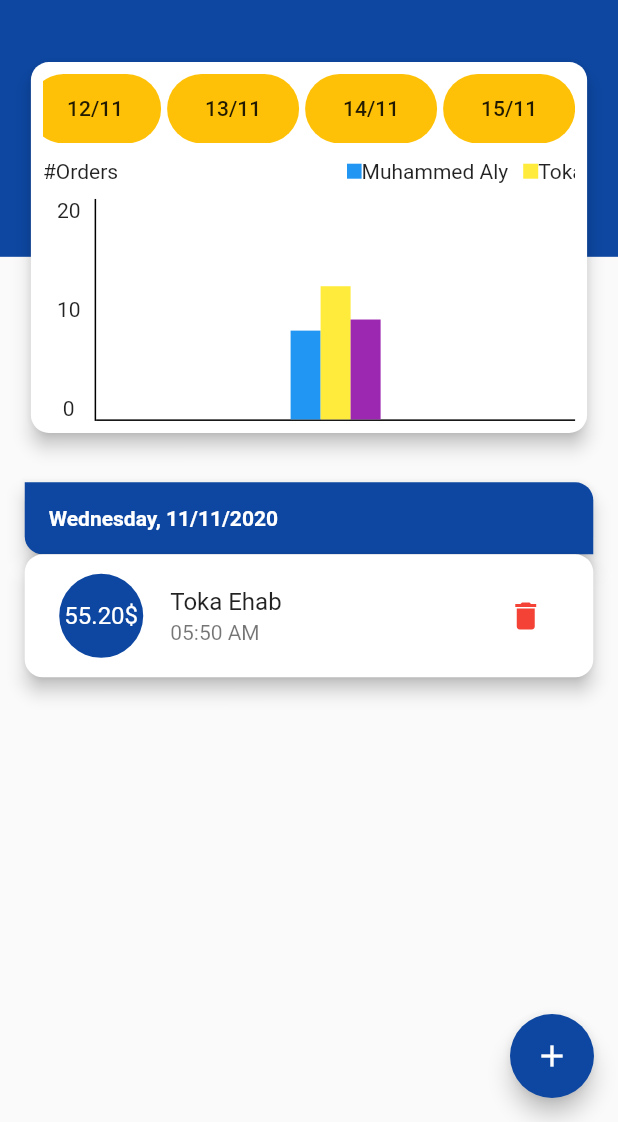
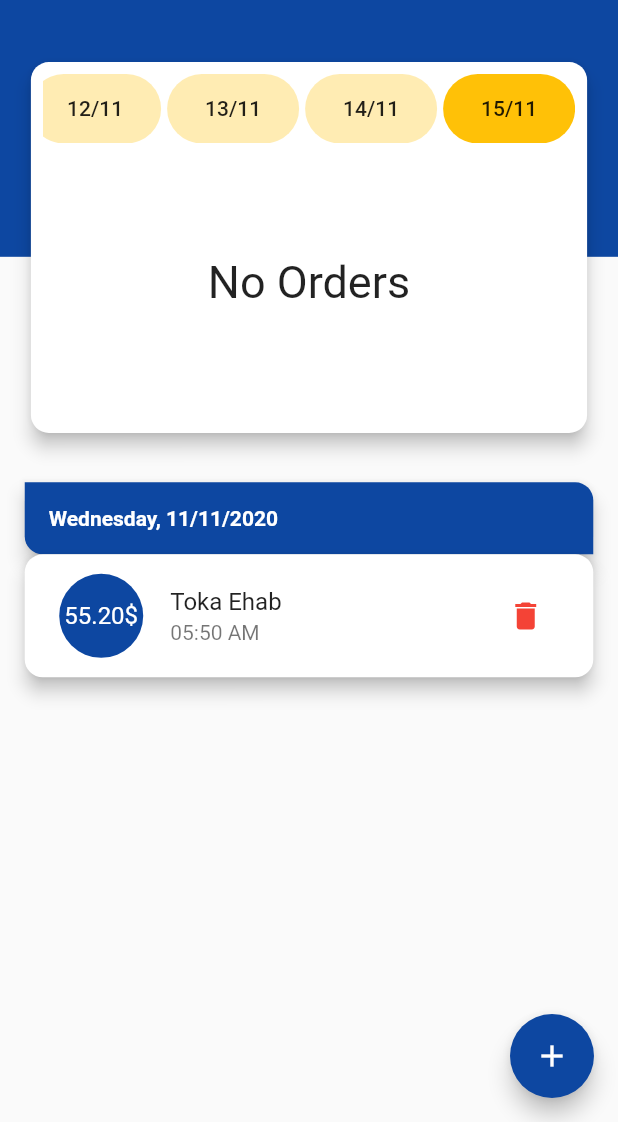
Before and after one commit to maherkhalil07/delivery-manager, a Flutter app: the screen it shows after launch, on a phone screen of 412 x 824 dp, the part 114-1236 px from its top. Run offline on Flutter 3.47's test engine with Material 2 defaults, Android fonts, the phone set to English and light mode, and no system bars; drawn by our look-alikes of sticky_headers.

```diff
--- a/lib/screens/home_screen.dart
+++ b/lib/screens/home_screen.dart
@@ -24,7 +24,8 @@ class _HomeScreenState extends State<HomeScreen> {
   ScrollController scrollController;
   bool showUpButton = false;
   List<String> deliveryMen = ['Muhamed Aly', 'Toka Ehab', 'Ahmed Ali'];
-
+  DateTime selectedDate;
+  SplayTreeSet<Order> selectedOrders;
   int compareTwoOrders(Order a, Order b) {
     return -a.orderDate.compareTo(b.orderDate);
   }
@@ -80,12 +81,32 @@ class _HomeScreenState extends State<HomeScreen> {
       }
       orders[key]['list'].add(element);
     });
+
+    selectedDate = DateTime.now();
+    String key = DateFormat('yyyyMMdd').format(selectedDate);
+    if (orders.containsKey(key)) {
+      selectedOrders = orders[key]['list'];
+    } else {
+      selectedOrders = null;
+    }
   }
 
   @override
   void dispose() {
     scrollController.dispose();
     super.dispose();
+  }
+
+  void changeDate(DateTime date) {
+    setState(() {
+      selectedDate = date;
+      String key = DateFormat('yyyyMMdd').format(selectedDate);
+      if (orders.containsKey(key)) {
+        selectedOrders = orders[key]['list'];
+      }else {
+      selectedOrders = null;
+    }
+    });
   }
 
   @override
@@ -100,7 +121,7 @@ class _HomeScreenState extends State<HomeScreen> {
               child: Column(
                 children: [
                   HomeScreenTitle(),
-                  Chart(),
+                  Chart(selectedDate, changeDate, selectedOrders),
                   Expanded(
                     child: NotificationListener<ScrollUpdateNotification>(
                       onNotification: (notification) {
--- a/lib/widgets/chart.dart
+++ b/lib/widgets/chart.dart
@@ -1,16 +1,44 @@
+import 'dart:collection';
+
+import 'package:delivery_manager/models/order.dart';
 import 'package:delivery_manager/widgets/chart_bar.dart';
 import 'package:delivery_manager/widgets/hero_item.dart';
 import 'package:flutter/material.dart';
 import 'package:flutter/rendering.dart';
 import 'package:intl/intl.dart';
 
-class Chart extends StatelessWidget {
+class Chart extends StatefulWidget {
+  final DateTime selectedDate;
+  final Function changeDate;
+  final SplayTreeSet<Order> selectedOrders;
+  Chart(this.selectedDate, this.changeDate, this.selectedOrders);
+
+  @override
+  _ChartState createState() => _ChartState();
+}
+
+class _ChartState extends State<Chart> {
+  Map<String, int> count;
   double calculateHeight(int numberOfOrders, BoxConstraints constraints) {
     return numberOfOrders * constraints.maxHeight / 20;
   }
 
+  void filterOrders() {
+    count = Map<String, int>();
+    if (widget.selectedOrders != null) {
+      widget.selectedOrders.forEach((element) {
+        if (count.containsKey(element.deliveryMan)) {
+          count[element.deliveryMan]++;
+        } else {
+          count[element.deliveryMan] = 1;
+        }
+      });
+    }
+  }
+
   @override
   Widget build(BuildContext context) {
+    filterOrders();
     return Card(
       shape: RoundedRectangleBorder(borderRadius: BorderRadius.circular(12)),
       elevation: 5,
@@ -34,14 +62,18 @@ class Chart extends StatelessWidget {
                   DateTime date =
                       DateTime.now().subtract(Duration(days: index));
                   String text = DateFormat('dd/MM').format(date);
+                  bool isSelected =
+                      text == DateFormat('dd/MM').format(widget.selectedDate);
                   return Container(
                     margin: EdgeInsets.only(
                         left: index == 6 ? 0 : 2, right: index == 0 ? 0 : 2),
                     child: FlatButton(
                       shape: StadiumBorder(),
-                        color: Colors.amber,
+                      color: isSelected ? Colors.amber : Colors.amber[100],
                       child: Text(text),
-                        onPressed: () {},
+                      onPressed: () {
+                        widget.changeDate(date);
+                      },
                     ),
                   );
                 },
@@ -49,7 +81,8 @@ class Chart extends StatelessWidget {
             ),
             Expanded(
               flex: 8,
-                  child: Column(
+              child: count.length != 0
+                  ? Column(
                       children: [
                         Expanded(
                           flex: 2,
@@ -90,7 +123,8 @@ class Chart extends StatelessWidget {
                                     decoration: BoxDecoration(
                                         border: Border(
                                             right: BorderSide(
-                                              width: 1, color: Colors.black))),
+                                                width: 1,
+                                                color: Colors.black))),
                                     child: Column(
                                       mainAxisAlignment:
                                           MainAxisAlignment.spaceBetween,
@@ -107,14 +141,42 @@ class Chart extends StatelessWidget {
                                     decoration: BoxDecoration(
                                         border: Border(
                                             bottom: BorderSide(
-                                              width: 1, color: Colors.black))),
+                                                width: 1,
+                                                color: Colors.black))),
                                     child: Row(
-                                    mainAxisAlignment: MainAxisAlignment.center,
-                                    crossAxisAlignment: CrossAxisAlignment.end,
+                                      mainAxisAlignment:
+                                          MainAxisAlignment.center,
+                                      crossAxisAlignment:
+                                          CrossAxisAlignment.end,
                                       children: [
-                                      ChartBar(Colors.blue, calculateHeight(8, constraints)),
-                                      ChartBar(Colors.yellow, calculateHeight(12, constraints)),
-                                      ChartBar(Colors.purple, calculateHeight(9, constraints)),
+                                        if (count.containsKey('Muhamed Aly'))
+                                          ChartBar(
+                                            color: Colors.blue,
+                                            height: calculateHeight(
+                                                count['Muhamed Aly'],
+                                                constraints),
+                                            name: 'Muhamed Aly',
+                                            numberOfOrders:
+                                                count['Muhamed Aly'],
+                                          ),
+                                        if (count.containsKey('Toka Ehab'))
+                                          ChartBar(
+                                            color: Colors.yellow,
+                                            height: calculateHeight(
+                                                count['Toka Ehab'],
+                                                constraints),
+                                            name: 'Toka Ehab',
+                                            numberOfOrders: count['Toka Ehab'],
+                                          ),
+                                        if (count.containsKey('Ahmed Aly'))
+                                          ChartBar(
+                                            color: Colors.purple,
+                                            height: calculateHeight(
+                                                count['Ahmed Aly'],
+                                                constraints),
+                                            name: 'Ahmed Aly',
+                                            numberOfOrders: count['Ahmed Aly'],
+                                          ),
                                       ],
                                     ),
                                   ),
@@ -124,9 +186,17 @@ class Chart extends StatelessWidget {
                           ),
                         )
                       ],
-                  ))
+                    )
+                  : Center(
+                      child: Text(
+                        'No Orders',
+                        style: TextStyle(fontSize: 30),
+                      ),
+                    ),
+            ),
           ],
-          )),
+        ),
+      ),
     );
   }
 }
--- a/lib/widgets/chart_bar.dart
+++ b/lib/widgets/chart_bar.dart
@@ -3,13 +3,18 @@ import 'package:flutter/material.dart';
 class ChartBar extends StatelessWidget {
   final Color color;
   final double height;
-  ChartBar(this.color, this.height);
+  final int numberOfOrders;
+  final String name;
+
+  ChartBar({@required this.color, @required this.height, @required this.name, @required this.numberOfOrders});
   @override
   Widget build(BuildContext context) {
-    return Container(
-      width: 20,
-      height: height,
-      color: color
+    return Tooltip(
+      padding: EdgeInsets.all(16),
+      decoration: BoxDecoration(color: Colors.white, border: Border.all(width: 1,color: Theme.of(context).primaryColor), borderRadius: BorderRadius.circular(12)),
+      message: 'Name: $name\n#Order: $numberOfOrders',
+      textStyle: TextStyle(color: Theme.of(context).primaryColor),
+      child: Container(width: 20, height: height, color: color),
     );
   }
 }
```
Also changed, not shown: 3 other files. Lines whose indentation alone changed are shown as unchanged.
